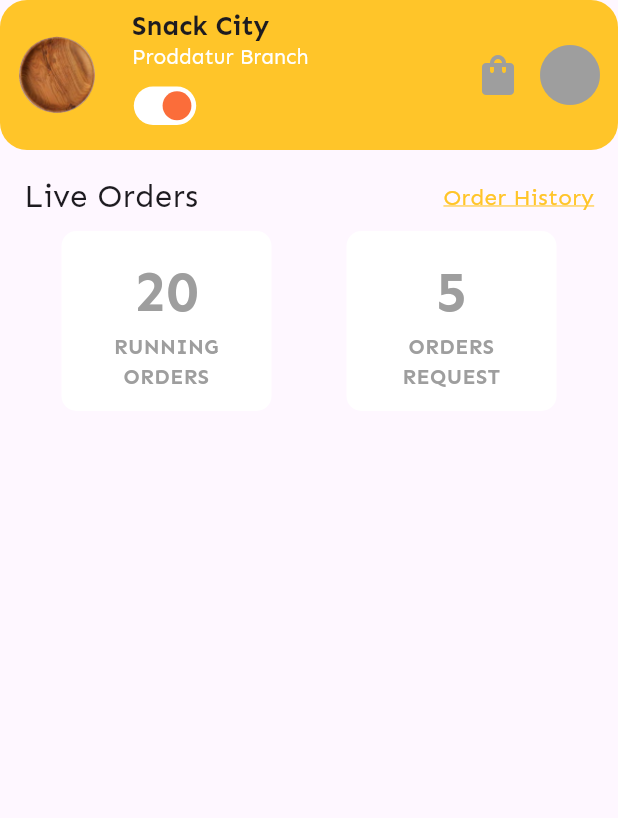
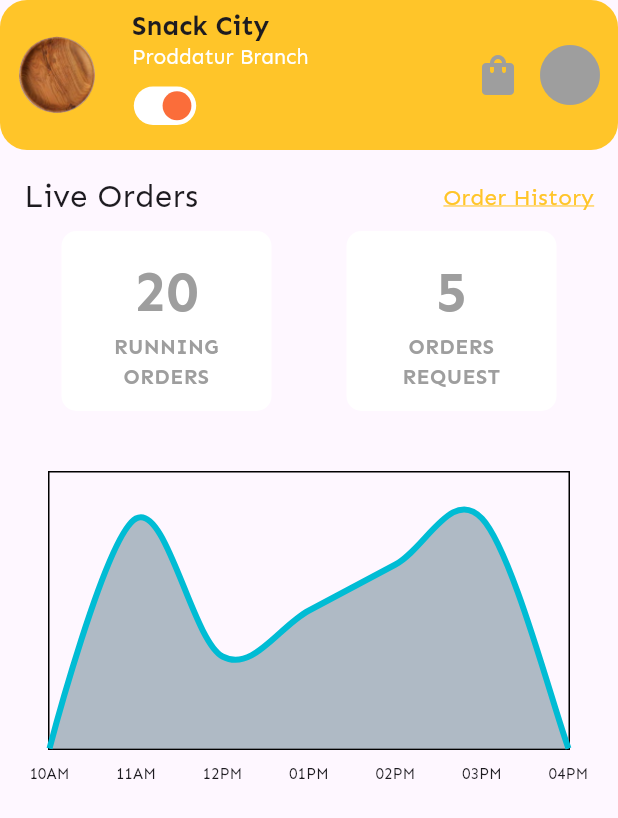
Before and after one commit to nicolas-ferrada/restaurant_dashboard_ui, a Flutter app: the screen it shows after launch, on a phone screen of 412 x 824 dp. Shown: the top 818 px of the screen. Run offline on Flutter 3.47's test engine with Material 2 defaults, Android fonts, the phone set to English and light mode, and no system bars; drawn by our look-alikes of fl_chart.

Commit message:
feat graph
new dependency: fl_chart package

GraphData class to hold and validate the graph's data

Add small fontsize

```diff
--- /dev/null
+++ b/lib/models/graph.dart
@@ -0,0 +1,9 @@
+class GraphData {
+  final double y;
+
+  const GraphData(this.y);
+
+  bool isValid() {
+    return y >= 0 && y <= 6;
+  }
+}
--- a/lib/presentation/screens/restaurant_dashboard_screen.dart
+++ b/lib/presentation/screens/restaurant_dashboard_screen.dart
@@ -1,5 +1,6 @@
 import 'package:flutter/material.dart';
 import '../widgets/custom_app_bar.dart';
+import '../widgets/graph.dart';
 import '../widgets/live_orders.dart';
 
 import '../widgets/body.dart';
@@ -14,6 +15,7 @@ class RestaurantDashboardScreen extends StatelessWidget {
       body: Body(
         bodyWidgets: [
           LiveOrders(),
+          Graph(),
         ],
       ),
     );
--- a/lib/presentation/styles/app_font_size.dart
+++ b/lib/presentation/styles/app_font_size.dart
@@ -6,4 +6,6 @@ class AppFontSize {
   static const double text = 15;
 
   static const double bigText = 38;
+
+  static const double smallTextGraph = 10;
 }
--- /dev/null
+++ b/lib/presentation/widgets/graph.dart
@@ -0,0 +1,139 @@
+import 'package:fl_chart/fl_chart.dart';
+import 'package:flutter/material.dart';
+import 'package:restaurant_dashboard/models/graph.dart';
+import 'package:restaurant_dashboard/presentation/styles/app_font_size.dart';
+
+class Graph extends StatelessWidget {
+  const Graph({super.key});
+
+  static const List<GraphData> _fakeGraphDataList = [
+    GraphData(0),
+    GraphData(5),
+    GraphData(2),
+    GraphData(3),
+    GraphData(4),
+    GraphData(5),
+    GraphData(10),
+  ];
+
+  @override
+  Widget build(BuildContext context) {
+    return AspectRatio(
+      aspectRatio: 1.5,
+      child: Padding(
+        padding: const EdgeInsets.all(24),
+        child: graph(),
+      ),
+    );
+  }
+
+  Widget graph() {
+    return LineChart(
+      LineChartData(
+        lineBarsData: data(),
+        titlesData: bottomGraph(),
+        minX: 0,
+        maxX: 6,
+        minY: 0,
+        maxY: 6,
+        borderData: FlBorderData(show: true),
+        gridData: const FlGridData(show: false),
+      ),
+    );
+  }
+
+  List<LineChartBarData> data() {
+    return [
+      LineChartBarData(
+        spots: getGraphData(),
+        isCurved: true,
+        barWidth: 4,
+        belowBarData: BarAreaData(show: true),
+        dotData: const FlDotData(show: false),
+      ),
+    ];
+  }
+
+  // Reads all GraphData objects in order, if the object's data is not between 0 and 6, returns 0
+  // It also don't accept more than 7 data objects.
+  List<FlSpot> getGraphData() {
+    List<FlSpot> spots = [];
+    for (var i = 0; i < _fakeGraphDataList.length; i++) {
+      if (spots.length >= 7) break;
+      if (_fakeGraphDataList[i].isValid()) {
+        spots.add(FlSpot(i.toDouble(), _fakeGraphDataList[i].y.toDouble()));
+      } else {
+        spots.add(FlSpot(i.toDouble(), 0));
+      }
+    }
+    return spots;
+  }
+
+  FlTitlesData bottomGraph() {
+    return FlTitlesData(
+      show: true,
+      bottomTitles: AxisTitles(
+        sideTitles: SideTitles(
+          showTitles: true,
+          reservedSize: 30,
+          interval: 1,
+          getTitlesWidget: bottomGraphDataWidgets,
+        ),
+      ),
+      rightTitles: const AxisTitles(
+        sideTitles: SideTitles(showTitles: false),
+      ),
+      topTitles: const AxisTitles(
+        sideTitles: SideTitles(showTitles: false),
+      ),
+      leftTitles: const AxisTitles(
+        sideTitles: SideTitles(showTitles: false),
+      ),
+    );
+  }
+
+  Widget bottomGraphDataWidgets(double value, TitleMeta meta) {
+    String text;
+    switch (value.toInt()) {
+      case 0:
+        text = '10AM';
+        break;
+      case 1:
+        text = '11AM';
+        break;
+      case 2:
+        text = '12PM';
+        break;
+      case 3:
+        text = '01PM';
+        break;
+      case 4:
+        text = '02PM';
+        break;
+      case 5:
+        text = '03PM';
+        break;
+      case 6:
+        text = '04PM';
+        break;
+      default:
+        text = '';
+        break;
+    }
+    return SideTitleWidget(
+      axisSide: meta.axisSide,
+      child: bottomGraphDataWidgetsStyle(text: text),
+    );
+  }
+
+  Widget bottomGraphDataWidgetsStyle({
+    required String text,
+  }) {
+    return Text(
+      text,
+      style: const TextStyle(
+        fontSize: AppFontSize.smallTextGraph,
+      ),
+    );
+  }
+}
--- a/pubspec.yaml
+++ b/pubspec.yaml
@@ -35,6 +35,7 @@ dependencies:
   # The following adds the Cupertino Icons font to your application.
   # Use with the CupertinoIcons class for iOS style icons.
   cupertino_icons: ^1.0.2
+  fl_chart: ^0.64.0
 
 dev_dependencies:
   flutter_test:
```
Also changed, not shown: pubspec.lock.
